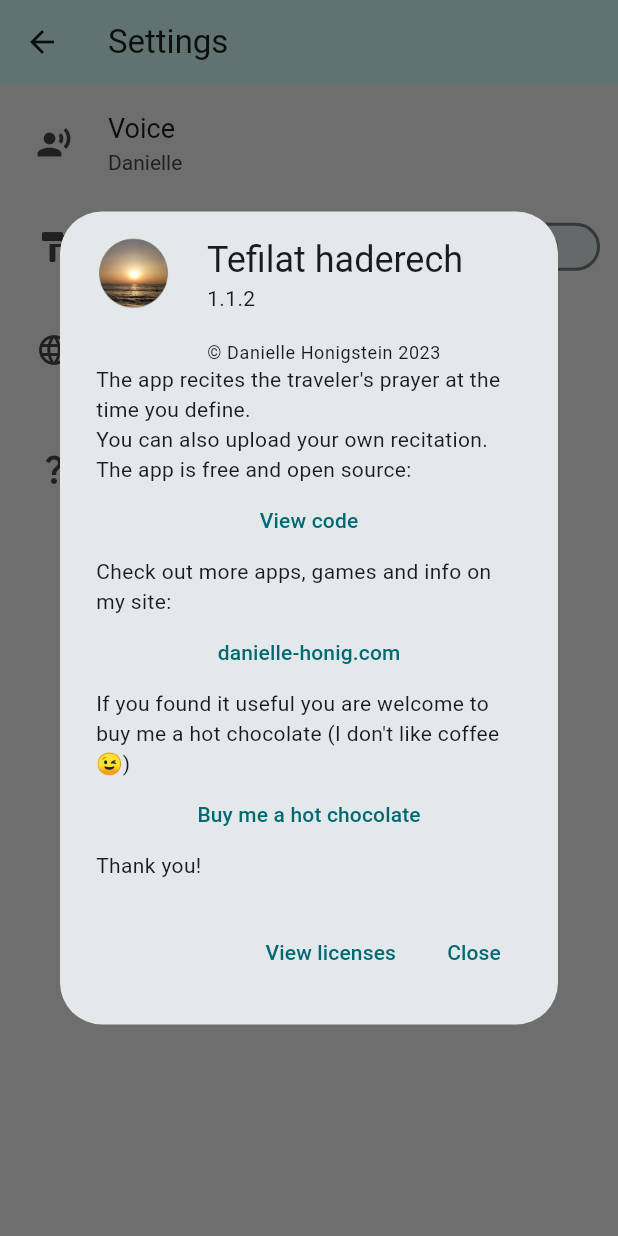
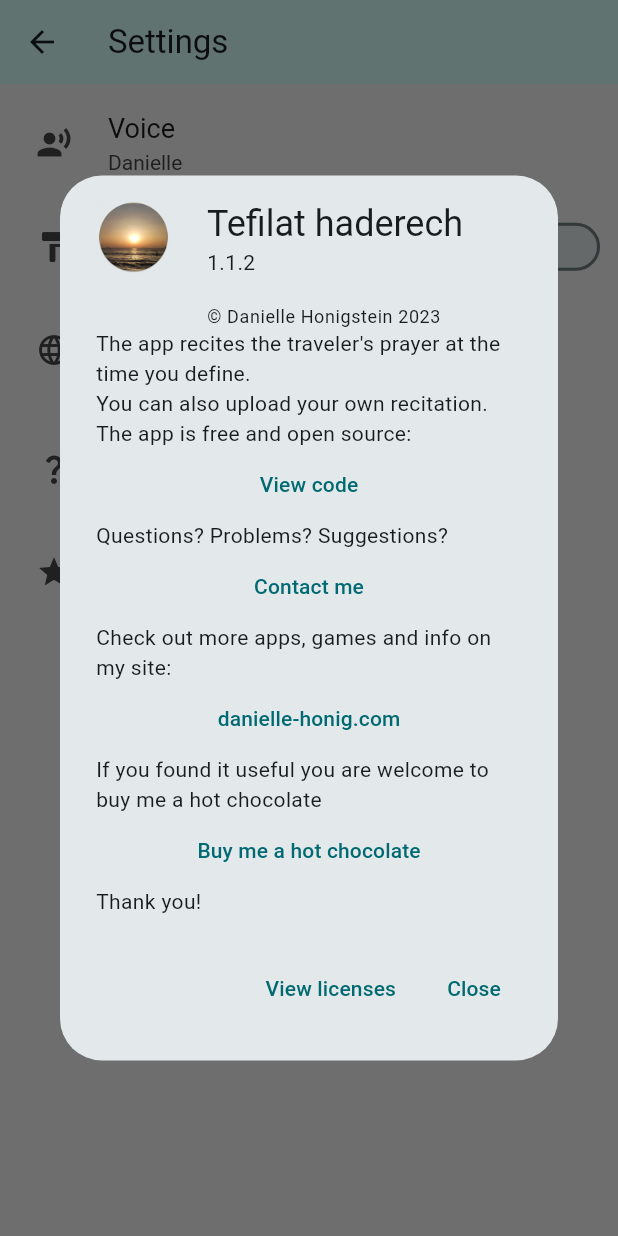
Before and after one commit to danielle-h/auto-tefilat-haderech, a Flutter app: the SettingsPage screen opened directly, after a tap on "About app", on a phone screen of 412 x 824 dp. Run offline on Flutter 3.47's test engine with Material 3 defaults, Android fonts, the phone set to English and light mode, and no system bars; drawn by our look-alikes of sentry_flutter, settings_ui; our stand-ins replace file_picker, in_app_review, just_audio, package_info_plus, permission_handler, shared_preferences; missing offline and left inert: alarm, uri_to_file; accounts and stored records are empty; statements that could not run were skipped.

Commit message:
feat: added store listing and contact me link

```diff
--- a/lib/l10n/app_en.arb
+++ b/lib/l10n/app_en.arb
@@ -1,18 +1,18 @@
 {
   "app_title": "Tefilat haderech",
-   "home_page_title":"Tefilat haderech - Ashkenaz",
-    "return_today":"Returning today",
-   "stop":"Stop",
-    "not_return_today":"Not returning today",
-    "play_now":"Recite now",
-   "recitation_canceled_successfully":"Recitation canceled successfully",
-   "recitation_canceled_fail":"Recitation not canceled",
-   "cancel_recitation":"Cancel recitation",
-   "recitation_not_set":"Recitation not set",
-   "recite_later":"Recite later",
-   "dark_mode":"Dark mode",
+  "home_page_title": "Tefilat haderech - Ashkenaz",
+  "return_today": "Returning today",
+  "stop": "Stop",
+  "not_return_today": "Not returning today",
+  "play_now": "Recite now",
+  "recitation_canceled_successfully": "Recitation canceled successfully",
+  "recitation_canceled_fail": "Recitation not canceled",
+  "cancel_recitation": "Cancel recitation",
+  "recitation_not_set": "Recitation not set",
+  "recite_later": "Recite later",
+  "dark_mode": "Dark mode",
   "language": "Language",
-   "choose_language":"Choose language",
+  "choose_language": "Choose language",
   "version": "Version {ver}",
   "@version": {
     "ver": {
@@ -20,15 +20,14 @@
       "example": "1.0.0"
     }
   },
-    "about_app":"About app",
-    "settings":"Settings",
-    "voice":"Voice",
-    "which_voice":"Voice type",
-    "choose_file":"Choose file (up to 2 minutes)",
-    "female_name":"Danielle",
+  "about_app": "About app",
+  "settings": "Settings",
+  "voice": "Voice",
+  "which_voice": "Voice type",
+  "choose_file": "Choose file (up to 2 minutes)",
+  "female_name": "Danielle",
   "male_name": "Samuel",
   "custom_name": "My file",
-
   "what_to_read": "What to recite?",
   "how_much_longer": "When",
   "minutes": "In {num} minutes",
@@ -41,7 +40,7 @@
   "which_voice": "Which voice",
   "maximum_volume": "Alarm volume",
   "set_prayer": "Set recitation",
-  "legalese":"© Danielle Honigstein 2023",
+  "legalese": "© Danielle Honigstein 2023",
   "all_licenses": "All licenses",
   "finished": "Done",
   "app_action": "The app recites the traveler's prayer at the time you define.",
@@ -50,11 +49,13 @@
   "app_code": "View code",
   "app_website": "Check out more apps, games and info on my site:",
   "my_website": "danielle-honig.com",
-  "app_coffee": "If you found it useful you are welcome to buy me a hot chocolate (I don't like coffee 😉)",
+  "app_coffee": "If you found it useful you are welcome to buy me a hot chocolate",
   "buy_me_a_chocolate": "Buy me a hot chocolate",
   "thank_you": "Thank you!",
   "notification_title": "Auto-Tefilat HaDerech",
   "notification_body": "Tap to view",
-  "no_permission":"Permission not granted, setting alarm failed"
-
+  "no_permission": "Permission not granted, setting alarm failed",
+  "rate_app": "Rate and review in the app store",
+  "app_contact": "Questions? Problems? Suggestions?",
+  "contact_me": "Contact me"
 }
--- a/lib/l10n/app_he.arb
+++ b/lib/l10n/app_he.arb
@@ -1,18 +1,18 @@
 {
   "app_title": "תפילת הדרך",
-   "home_page_title":"תפילת הדרך-אשכנז",
-   "return_today":"חוזרים היום",
-   "stop":"לעצור",
-    "not_return_today":"לא חוזרים היום",
-   "play_now":"להשמיע עכשיו",
-   "recitation_canceled_successfully":"השמעה בוטלה בהצלחה",
-   "recitation_canceled_fail":"ביטול השמעה נכשל",
-   "cancel_recitation":"לבטל תפילה",
-   "recitation_not_set":"השמעה לא נקבעה",
-   "recite_later":"להשמיע עוד מעט",
-   "dark_mode":"מצב כהה",
+  "home_page_title": "תפילת הדרך-אשכנז",
+  "return_today": "חוזרים היום",
+  "stop": "לעצור",
+  "not_return_today": "לא חוזרים היום",
+  "play_now": "להשמיע עכשיו",
+  "recitation_canceled_successfully": "השמעה בוטלה בהצלחה",
+  "recitation_canceled_fail": "ביטול השמעה נכשל",
+  "cancel_recitation": "לבטל תפילה",
+  "recitation_not_set": "השמעה לא נקבעה",
+  "recite_later": "להשמיע עוד מעט",
+  "dark_mode": "מצב כהה",
   "language": "שפה",
-   "choose_language":"בחירת שפה",
+  "choose_language": "בחירת שפה",
   "version": "גרסה {ver}",
   "@version": {
     "ver": {
@@ -20,15 +20,14 @@
       "example": "1.0.0"
     }
   },
-    "about_app":"על האפליקציה",
-    "settings":"הגדרות",
-    "voice":"קול",
-    "which_voice":"איזה קול",
-    "choose_file":"לבחור קובץ (עד 2 דקות)",
-    "female_name":"תהילה",
+  "about_app": "על האפליקציה",
+  "settings": "הגדרות",
+  "voice": "קול",
+  "which_voice": "איזה קול",
+  "choose_file": "לבחור קובץ (עד 2 דקות)",
+  "female_name": "תהילה",
   "male_name": "שמואל",
-    "custom_name":"קובץ שלי",
-
+  "custom_name": "קובץ שלי",
   "what_to_read": "מה להקריא",
   "how_much_longer": "עוד כמה זמן",
   "minutes": "{num} דקות",
@@ -42,7 +41,7 @@
   "returning_today": "חוזרים היום",
   "maximum_volume": "ווליום",
   "set_prayer": "לקבוע תפילה",
-  "legalese":"© כל הזכויות שמורות לדניאל הוניגשטיין 2023",
+  "legalese": "© כל הזכויות שמורות לדניאל הוניגשטיין 2023",
   "all_licenses": "כל הרשיונות",
   "finished": "סיימתי",
   "app_action": "האפליקציה משמיעה את תפילת הדרך בזמן שאתם קובעים.",
@@ -51,15 +50,13 @@
   "app_code": "צפו בקוד",
   "app_website": "יש עוד דברים מעניינים באתר שלי",
   "my_website": "אתר שלי",
-  "app_coffee": "אם אהבתם מוזמנים לקנות לי שוקו: (אני לא אוהבת קפה 😉)",
+  "app_coffee": "אם אהבתם מוזמנים לקנות לי שוקו",
   "buy_me_a_chocolate": "קנו לי שוקו",
   "thank_you": "תודה רבה!",
   "notification_title": "תפילת דרך אוטומטית",
   "notification_body": "לחצו לצפייה",
-  "no_permission":"הרשאה לא ניתנה, תפילה לא נקבעה"
-
-
-
-
-
+  "no_permission": "הרשאה לא ניתנה, תפילה לא נקבעה",
+  "rate_app": "לדרג ולהביע דעה בגוגל פליי",
+  "app_contact": "שאלות? בעיות? הצעות?",
+  "contact_me": "צרו קשר"
 }
--- a/lib/l10n/app_localizations.dart
+++ b/lib/l10n/app_localizations.dart
@@ -323,7 +323,7 @@ abstract class AppLocalizations {
   /// No description provided for @app_coffee.
   ///
   /// In en, this message translates to:
-  /// **'If you found it useful you are welcome to buy me a hot chocolate (I don\'t like coffee 😉)'**
+  /// **'If you found it useful you are welcome to buy me a hot chocolate'**
   String get app_coffee;
 
   /// No description provided for @buy_me_a_chocolate.
@@ -355,6 +355,24 @@ abstract class AppLocalizations {
   /// In en, this message translates to:
   /// **'Permission not granted, setting alarm failed'**
   String get no_permission;
+
+  /// No description provided for @rate_app.
+  ///
+  /// In en, this message translates to:
+  /// **'Rate and review in the app store'**
+  String get rate_app;
+
+  /// No description provided for @app_contact.
+  ///
+  /// In en, this message translates to:
+  /// **'Questions? Problems? Suggestions?'**
+  String get app_contact;
+
+  /// No description provided for @contact_me.
+  ///
+  /// In en, this message translates to:
+  /// **'Contact me'**
+  String get contact_me;
 }
 
 class _AppLocalizationsDelegate
--- a/lib/l10n/app_localizations_en.dart
+++ b/lib/l10n/app_localizations_en.dart
@@ -127,7 +127,7 @@ class AppLocalizationsEn extends AppLocalizations {
 
   @override
   String get app_coffee =>
-      'If you found it useful you are welcome to buy me a hot chocolate (I don\'t like coffee 😉)';
+      'If you found it useful you are welcome to buy me a hot chocolate';
 
   @override
   String get buy_me_a_chocolate => 'Buy me a hot chocolate';
@@ -143,4 +143,13 @@ class AppLocalizationsEn extends AppLocalizations {
 
   @override
   String get no_permission => 'Permission not granted, setting alarm failed';
+
+  @override
+  String get rate_app => 'Rate and review in the app store';
+
+  @override
+  String get app_contact => 'Questions? Problems? Suggestions?';
+
+  @override
+  String get contact_me => 'Contact me';
 }
--- a/lib/l10n/app_localizations_he.dart
+++ b/lib/l10n/app_localizations_he.dart
@@ -124,8 +124,7 @@ class AppLocalizationsHe extends AppLocalizations {
   String get my_website => 'אתר שלי';
 
   @override
-  String get app_coffee =>
-      'אם אהבתם מוזמנים לקנות לי שוקו: (אני לא אוהבת קפה 😉)';
+  String get app_coffee => 'אם אהבתם מוזמנים לקנות לי שוקו';
 
   @override
   String get buy_me_a_chocolate => 'קנו לי שוקו';
@@ -141,4 +140,13 @@ class AppLocalizationsHe extends AppLocalizations {
 
   @override
   String get no_permission => 'הרשאה לא ניתנה, תפילה לא נקבעה';
+
+  @override
+  String get rate_app => 'לדרג ולהביע דעה בגוגל פליי';
+
+  @override
+  String get app_contact => 'שאלות? בעיות? הצעות?';
+
+  @override
+  String get contact_me => 'צרו קשר';
 }
--- a/lib/pages/settings_page.dart
+++ b/lib/pages/settings_page.dart
@@ -2,6 +2,7 @@ import 'dart:io';
 
 import 'package:file_picker/file_picker.dart';
 import 'package:flutter/material.dart';
+import 'package:in_app_review/in_app_review.dart';
 import 'package:package_info_plus/package_info_plus.dart';
 import 'package:path_provider/path_provider.dart';
 import 'package:provider/provider.dart';
@@ -215,6 +216,19 @@ class _SettingsPageState extends State<SettingsPage> {
                                     child: Text(AppLocalizations.of(context)!
                                         .app_code));
                               }),
+                              Text(AppLocalizations.of(context)!.app_contact),
+                              Link(
+                              uri: Uri.parse(
+                                  "https://danielle-honig.com/contact"),
+                              target: LinkTarget.defaultTarget,
+                              builder:
+                                  (BuildContext ctx, FollowLink? openLink) {
+                                return TextButton(
+                                    onPressed: openLink,
+                                    child: Text(AppLocalizations.of(context)!
+                                        .contact_me));
+                              }),
+
                           Text(AppLocalizations.of(context)!.app_website),
                           Link(
                               uri: Uri.parse("https://danielle-honig.com/"),
@@ -244,7 +258,16 @@ class _SettingsPageState extends State<SettingsPage> {
                   },
                   value:
                       Text(AppLocalizations.of(context)!.version(appVersion)),
-                  title: Text(AppLocalizations.of(context)!.about_app))
+                  title: Text(AppLocalizations.of(context)!.about_app)),
+              //call to rate my app
+              SettingsTile(
+                leading: const Icon(Icons.star),
+                title: Text(AppLocalizations.of(context)!.rate_app),
+                onPressed: (context) {
+                  // Open the app store or play store for rating using in_app_review
+                  InAppReview.instance.openStoreListing();
+                },
+              ),
             ],
           ),
         ],
--- a/pubspec.yaml
+++ b/pubspec.yaml
@@ -28,7 +28,6 @@ environment:
 # the latest version available on pub.dev. To see which dependencies have newer
 # versions available, run `flutter pub outdated`.
 dependencies:
-  sentry_flutter: ^9.5.0
   alarm: ^5.1.4
   cupertino_icons: ^1.0.2
   file_picker: ^10.2.0
@@ -36,22 +35,24 @@ dependencies:
     sdk: flutter
   flutter_localizations:
     sdk: flutter
+  in_app_review: ^2.0.10
   intl: any
   just_audio: ^0.10.4
   package_info_plus: ^8.0.1
   path_provider: ^2.1.1
   permission_handler: ^12.0.1
   provider: ^6.1.1
+  sentry_flutter: ^9.5.0
   settings_ui: ^2.0.2
   shared_preferences: ^2.2.2
   uri_to_file: ^1.0.0
   url_launcher: ^6.2.2
 
 dev_dependencies:
-  sentry_dart_plugin: ^3.1.1
   flutter_lints: ^6.0.0
   flutter_test:
     sdk: flutter
+  sentry_dart_plugin: ^3.1.1
 
 # For information on the generic Dart part of this file, see the
 # following page: https://dart.dev/tools/pub/pubspec
@@ -90,7 +91,6 @@ flutter:
   #
   # For details regarding fonts from package dependencies,
   # see https://flutter.dev/custom-fonts/#from-packages
-
 sentry:
   upload_debug_symbols: true
   upload_source_maps: true
```
Also changed, not shown: pubspec.lock, 18 other files. Lines whose indentation alone changed are shown as unchanged.
